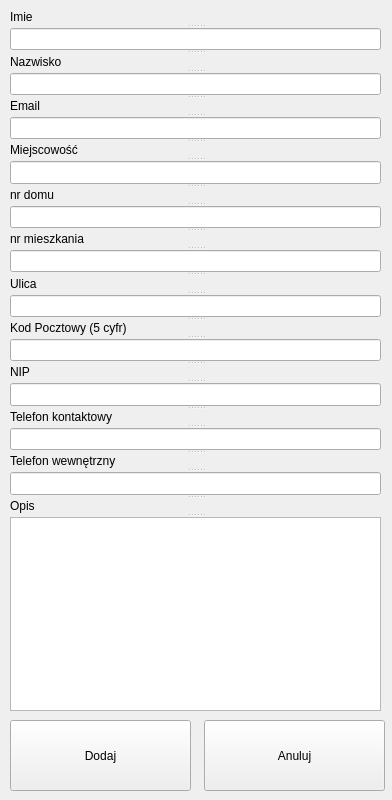
First picture: the form in Sklepzelektronika/Dodaj_klienta.ui, repository kapi2700/Sklepzelektronika, before the edit.
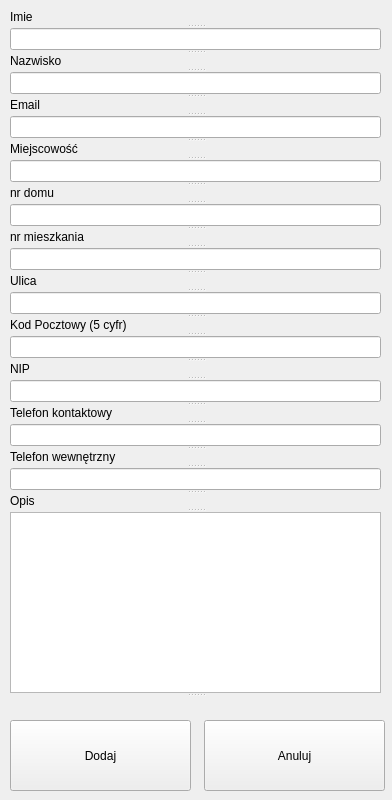
Second picture: the form after the edit.

```diff
--- a/Sklepzelektronika/Dodaj_klienta.ui
+++ b/Sklepzelektronika/Dodaj_klienta.ui
@@ -123,6 +123,11 @@
     </property>
    </widget>
    <widget class="QTextEdit" name="opis_txt"/>
+   <widget class="QLabel" name="niepoprawnedane_lbl">
+    <property name="text">
+     <string/>
+    </property>
+   </widget>
   </widget>
  </widget>
  <layoutdefault spacing="6" margin="11"/>
```
